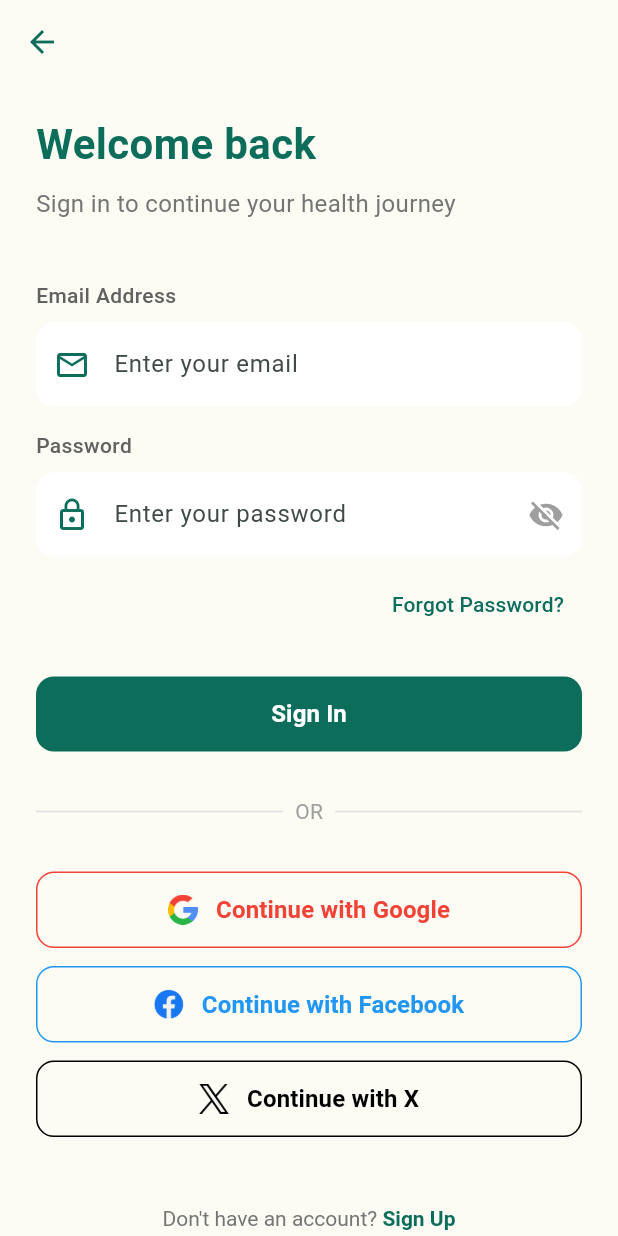
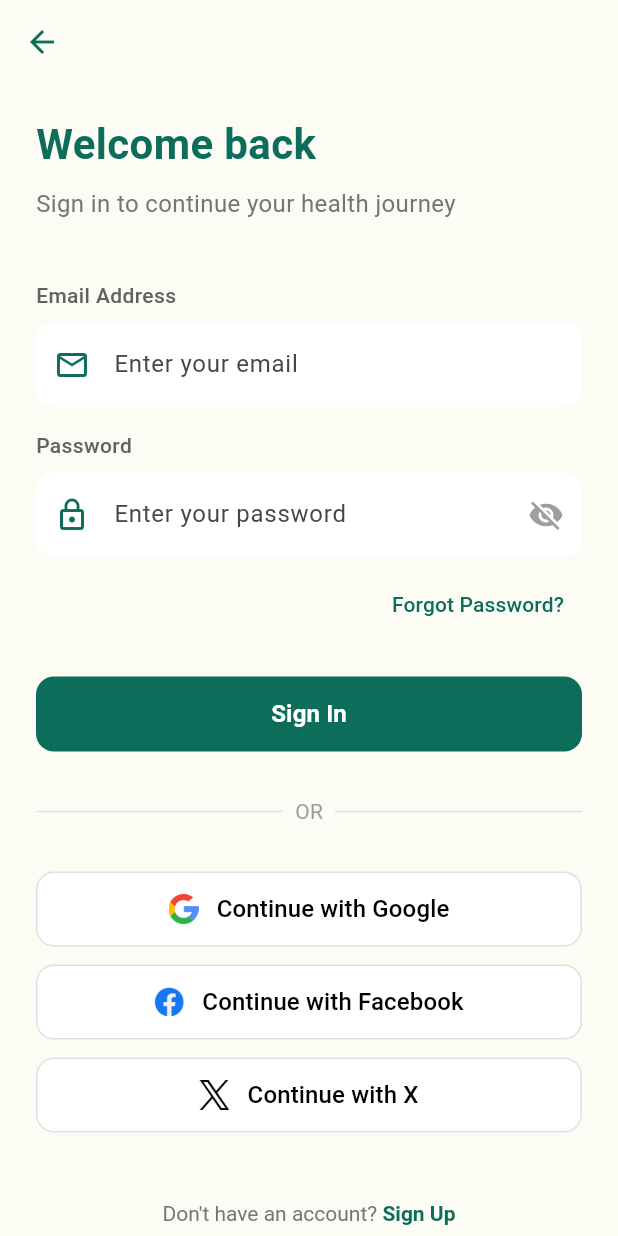
Before and after one commit to JuniorCarti/Haraka-Afya_AI, a Flutter app: the SignInPage screen opened by its route, on a phone screen of 412 x 824 dp. Run offline on Flutter 3.47's test engine with Material 3 defaults, Android fonts, the light colour scheme and no system bars; our stand-ins replace firebase_auth, firebase_core, flutter_svg, google_sign_in, shared_preferences, smooth_page_indicator; accounts and stored records are empty.

Commit message:
Refactor sign-in page UI to match sign-up style; updated social login buttons to use consistent grey outline styling

```diff
--- a/lib/screens/auth/sign_in_page.dart
+++ b/lib/screens/auth/sign_in_page.dart
@@ -214,25 +214,22 @@ class _SignInPageState extends State<SignInPage> {
                 _buildDivider(),
                 const SizedBox(height: 30),
 
-                // Social Login Buttons
+                // Social Login Buttons - Updated to match sign-up page style
                 _buildSocialButton(
                   iconPath: 'assets/icons/google.png',
                   text: 'Continue with Google',
-                  color: Colors.red,
                   onPressed: _signInWithGoogle,
                 ),
                 const SizedBox(height: 12),
                 _buildSocialButton(
                   iconPath: 'assets/icons/facebook.png',
                   text: 'Continue with Facebook',
-                  color: Colors.blue,
                   onPressed: _handleFacebookSignIn,
                 ),
                 const SizedBox(height: 12),
                 _buildSocialButton(
                   iconPath: 'assets/icons/twitter.png',
                   text: 'Continue with X',
-                  color: Colors.black,
                   onPressed: _handleTwitterSignIn,
                 ),
                 const SizedBox(height: 30),
@@ -291,18 +288,20 @@ class _SignInPageState extends State<SignInPage> {
   Widget _buildSocialButton({
     required String iconPath,
     required String text,
-    required Color color,
     required VoidCallback onPressed,
   }) {
-    return OutlinedButton(
+    return SizedBox(
+      width: double.infinity,
+      height: 50,
+      child: OutlinedButton(
         onPressed: onPressed,
         style: OutlinedButton.styleFrom(
-        foregroundColor: color,
-        side: BorderSide(color: color),
-        padding: const EdgeInsets.symmetric(vertical: 14),
+          foregroundColor: Colors.black,
+          side: BorderSide(color: Colors.grey.shade300),
           shape: RoundedRectangleBorder(
             borderRadius: BorderRadius.circular(12),
           ),
+          backgroundColor: Colors.white,
         ),
         child: Row(
           mainAxisAlignment: MainAxisAlignment.center,
@@ -317,10 +316,11 @@ class _SignInPageState extends State<SignInPage> {
               text,
               style: TextStyle(
                 fontSize: 16,
-              fontWeight: FontWeight.w600,
+                fontWeight: FontWeight.w500,
               ),
             ),
           ],
+        ),
       ),
     );
   }
@@ -335,7 +335,6 @@ class _SignInPageState extends State<SignInPage> {
           password: _passwordController.text.trim(),
         );
 
-        // Check if email is verified
         if (userCredential.user?.emailVerified ?? false) {
           Navigator.pushReplacement(
             context,
@@ -480,14 +479,12 @@ class _SignInPageState extends State<SignInPage> {
   }
 
   void _handleFacebookSignIn() {
-    // TODO: Implement Facebook sign-in
     ScaffoldMessenger.of(context).showSnackBar(
       const SnackBar(content: Text('Facebook sign-in not implemented yet')),
     );
   }
 
   void _handleTwitterSignIn() {
-    // TODO: Implement Twitter/X sign-in
     ScaffoldMessenger.of(context).showSnackBar(
       const SnackBar(content: Text('Twitter sign-in not implemented yet')),
     );
```
Lines whose indentation alone changed are shown as unchanged.
